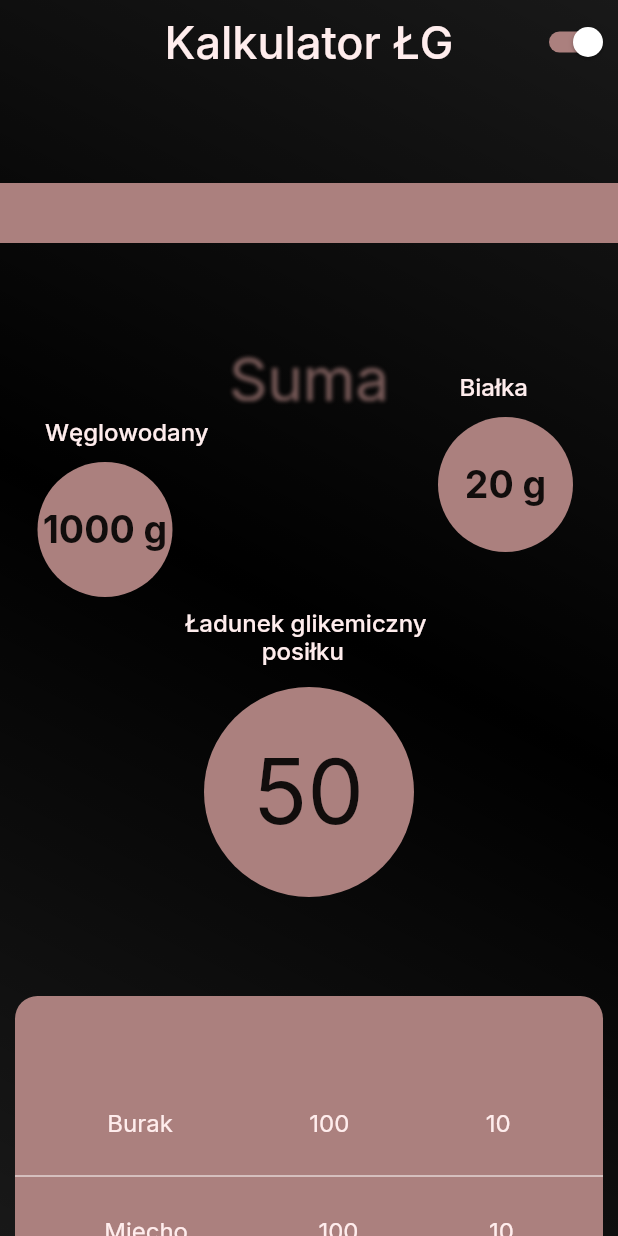
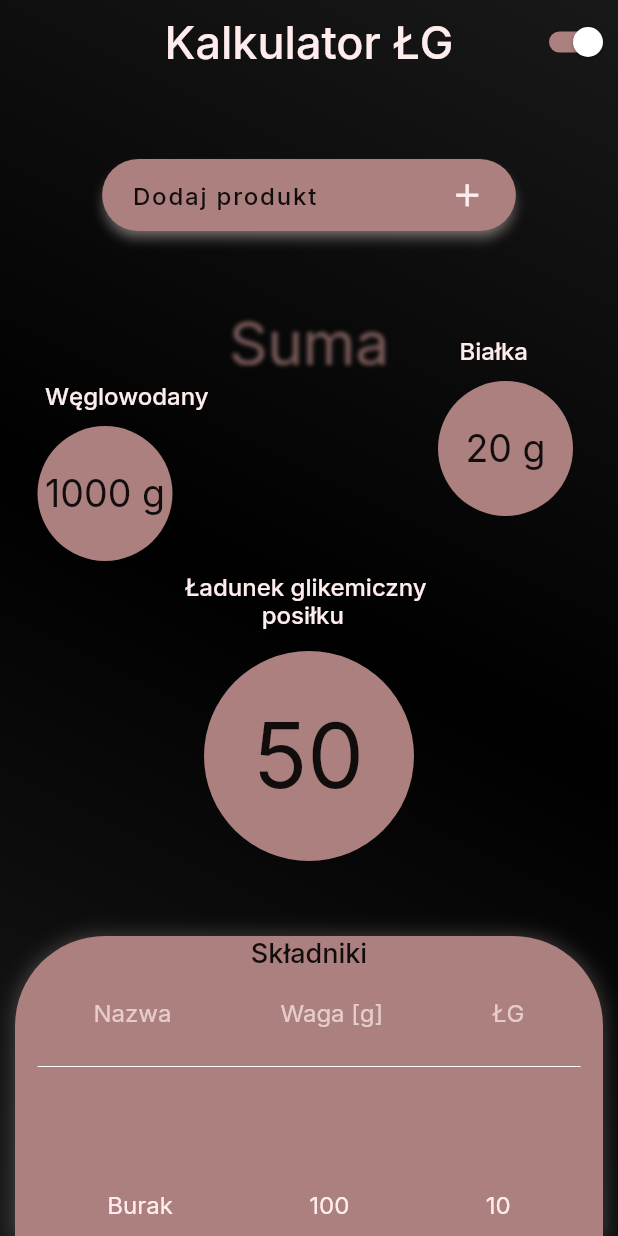
Before and after one commit to katskoru/kalkulator_LG_IG, a Flutter app: the screen it shows after launch, on a phone screen of 412 x 824 dp. Run offline on Flutter 3.47's test engine with Material 2 defaults, Android fonts, the phone set to English and light mode, and no system bars; our stand-ins replace bloc, cloud_firestore, firebase_core, flutter_bloc, google_fonts; accounts and stored records are empty.

Commit message:
theme finished i hope so

```diff
--- a/lib/models/themes/theme_data.dart
+++ b/lib/models/themes/theme_data.dart
@@ -27,7 +27,7 @@ final appThemeData = {
     ),
     primaryColor: Color.fromARGB(255, 231, 207, 202),
     secondaryHeaderColor: Colors.white,
-    shadowColor: Color.fromARGB(255, 171, 128, 126),
+    shadowColor: Color.fromARGB(255, 138, 100, 98),
     textTheme: const TextTheme(
       bodyText1: TextStyle(
         color: Colors.black,
--- a/lib/screens/calculator_screen.dart
+++ b/lib/screens/calculator_screen.dart
@@ -1,6 +1,9 @@
 import 'package:flutter/material.dart';
 import 'package:flutter_bloc/flutter_bloc.dart';
+import 'package:kalkulator_lg_ig/food_modal.dart';
 import 'package:kalkulator_lg_ig/models/themes/theme_cubit.dart';
+import 'package:kalkulator_lg_ig/wigdets/floating_button.dart';
+import 'package:kalkulator_lg_ig/wigdets/list_of_ingredients.dart';
 import 'package:kalkulator_lg_ig/wigdets/my_text.dart';
 import 'package:kalkulator_lg_ig/wigdets/one_ingredient.dart';
 
@@ -41,8 +44,8 @@ class CalculatorScreen extends StatelessWidget {
           ],
         ),
         body: Container(
-          width: double.infinity * 100,
-          height: double.infinity * 100,
+          width: double.infinity,
+          height: double.infinity,
           decoration: BoxDecoration(
             gradient: LinearGradient(
               begin: Alignment.topRight,
@@ -60,23 +63,9 @@ class CalculatorScreen extends StatelessWidget {
               Container(
                 height: appBarHeight,
               ),
-              Container(
-                height: 40,
-                color: Theme.of(context).secondaryHeaderColor,
-              ),
+              FloatingButton(),
               Bubbles(),
-              Container(
-                height: 160,
-                margin: const EdgeInsets.symmetric(horizontal: 10),
-                decoration: BoxDecoration(
-                    color: Theme.of(context).secondaryHeaderColor,
-                    borderRadius: BorderRadius.only(
-                        topLeft: Radius.circular(15),
-                        topRight: Radius.circular(15))),
-                child: ListView(
-                  children: [OneIngredient()],
-                ),
-              ),
+              ListOfIngredients(),
             ],
           ),
         ),
--- a/lib/wigdets/bubbles.dart
+++ b/lib/wigdets/bubbles.dart
@@ -80,7 +80,7 @@ class Bubbles extends StatelessWidget {
                 text: "20 g",
                 color: Colors.black.withOpacity(0.9),
                 size: 25,
-                fontWeight: FontWeight.w700,
+                fontWeight: FontWeight.w400,
               ),
               backgroundColor: Theme.of(context).secondaryHeaderColor,
             ),
@@ -94,7 +94,7 @@ class Bubbles extends StatelessWidget {
                 text: "1000 g",
                 color: Colors.black.withOpacity(0.9),
                 size: 25,
-                fontWeight: FontWeight.w700,
+                fontWeight: FontWeight.w400,
               ),
               backgroundColor: Theme.of(context).secondaryHeaderColor,
             ),
--- /dev/null
+++ b/lib/wigdets/floating_button.dart
@@ -0,0 +1,34 @@
+import 'package:flutter/material.dart';
+import 'package:kalkulator_lg_ig/food_modal.dart';
+import 'package:kalkulator_lg_ig/wigdets/my_text.dart';
+
+class FloatingButton extends StatelessWidget {
+  const FloatingButton({Key? key}) : super(key: key);
+
+  @override
+  Widget build(BuildContext context) {
+    return FloatingActionButton.extended(
+      backgroundColor: Theme.of(context).secondaryHeaderColor,
+      elevation: 3,
+      label: Row(
+        children: [
+          MyText(
+            text: "Dodaj produkt                ",
+            color: Colors.black.withOpacity(0.9),
+            size: 16,
+            fontWeight: FontWeight.w500,
+          ),
+          Icon(
+            Icons.add,
+            color: Theme.of(context).shadowColor,
+            size: 25,
+          ),
+        ],
+      ),
+      onPressed: () {
+        Navigator.push(
+            context, MaterialPageRoute(builder: ((context) => FoodModal())));
+      },
+    );
+  }
+}
--- /dev/null
+++ b/lib/wigdets/list_of_ingredients.dart
@@ -0,0 +1,73 @@
+import 'package:flutter/material.dart';
+import 'package:kalkulator_lg_ig/wigdets/my_text.dart';
+import 'package:kalkulator_lg_ig/wigdets/one_ingredient.dart';
+
+class ListOfIngredients extends StatelessWidget {
+  const ListOfIngredients({Key? key}) : super(key: key);
+
+  @override
+  Widget build(BuildContext context) {
+    return Container(
+      height: 200,
+      margin: const EdgeInsets.symmetric(horizontal: 10),
+      decoration: BoxDecoration(
+          boxShadow: [
+            BoxShadow(
+                color: Theme.of(context).shadowColor.withOpacity(0.2),
+                spreadRadius: 1,
+                blurRadius: 10)
+          ],
+          color: Theme.of(context).secondaryHeaderColor,
+          borderRadius: BorderRadius.only(
+              topLeft: Radius.circular(60), topRight: Radius.circular(60))),
+      child: Column(
+        children: [
+          Padding(padding: EdgeInsets.only(top: 1)),
+          Align(
+            alignment: Alignment.topCenter,
+            child: MyText(
+              text: "Składniki",
+              color: Colors.black.withOpacity(0.9),
+              size: 18,
+              fontWeight: FontWeight.w500,
+            ),
+          ),
+          ListTile(
+            title: Row(
+              mainAxisAlignment: MainAxisAlignment.spaceAround,
+              children: [
+                MyText(
+                  text: "Nazwa",
+                  color: Theme.of(context).shadowColor.withOpacity(0.7),
+                  size: 16,
+                ),
+                MyText(
+                  text: "Waga [g]",
+                  color: Theme.of(context).shadowColor.withOpacity(0.7),
+                  size: 16,
+                ),
+                MyText(
+                  text: "ŁG",
+                  color: Theme.of(context).shadowColor.withOpacity(0.7),
+                  size: 16,
+                ),
+              ],
+            ),
+          ),
+          Align(
+            alignment: Alignment.topCenter,
+            child: Divider(
+              color: Colors.white,
+              indent: 15,
+              endIndent: 15,
+            ),
+          ),
+          Expanded(
+              child: ListView(
+            children: [OneIngredient()],
+          ))
+        ],
+      ),
+    );
+  }
+}
--- a/lib/wigdets/one_ingredient.dart
+++ b/lib/wigdets/one_ingredient.dart
@@ -30,7 +30,11 @@ class OneIngredient extends StatelessWidget {
             ],
           ),
         ),
-        Divider(color: Colors.white),
+        Divider(
+          color: Colors.white,
+          indent: 15,
+          endIndent: 15,
+        ),
         ListTile(
           title: Row(
             mainAxisAlignment: MainAxisAlignment.spaceAround,
```
